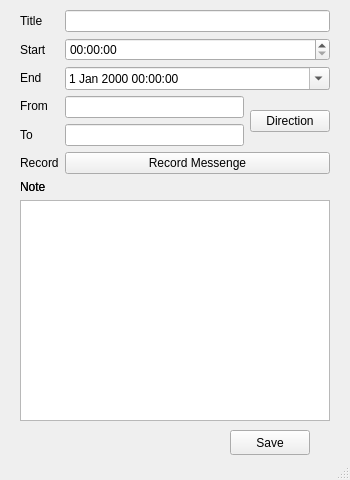
The window that choose.ui (steven558877/Calendar) describes before a commit, drawn with Qt 5.
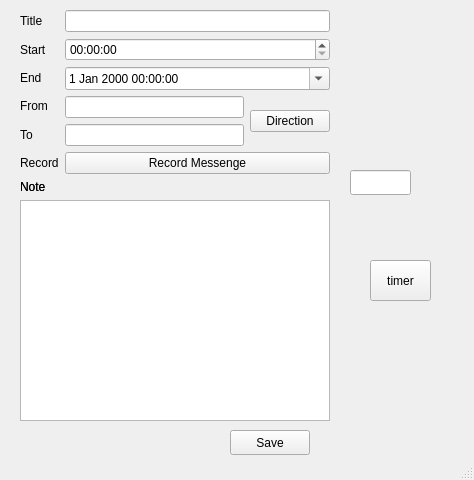
The same window after the commit.

```diff
--- a/choose.ui
+++ b/choose.ui
@@ -6,7 +6,7 @@
    <rect>
     <x>0</x>
     <y>0</y>
-    <width>350</width>
+    <width>474</width>
     <height>480</height>
    </rect>
   </property>
@@ -170,6 +170,29 @@
      </item>
     </layout>
    </widget>
+   <widget class="QPushButton" name="timer">
+    <property name="geometry">
+     <rect>
+      <x>370</x>
+      <y>260</y>
+      <width>61</width>
+      <height>41</height>
+     </rect>
+    </property>
+    <property name="text">
+     <string>timer</string>
+    </property>
+   </widget>
+   <widget class="QLineEdit" name="num">
+    <property name="geometry">
+     <rect>
+      <x>350</x>
+      <y>170</y>
+      <width>61</width>
+      <height>25</height>
+     </rect>
+    </property>
+   </widget>
   </widget>
   <widget class="QStatusBar" name="statusbar"/>
  </widget>
```
